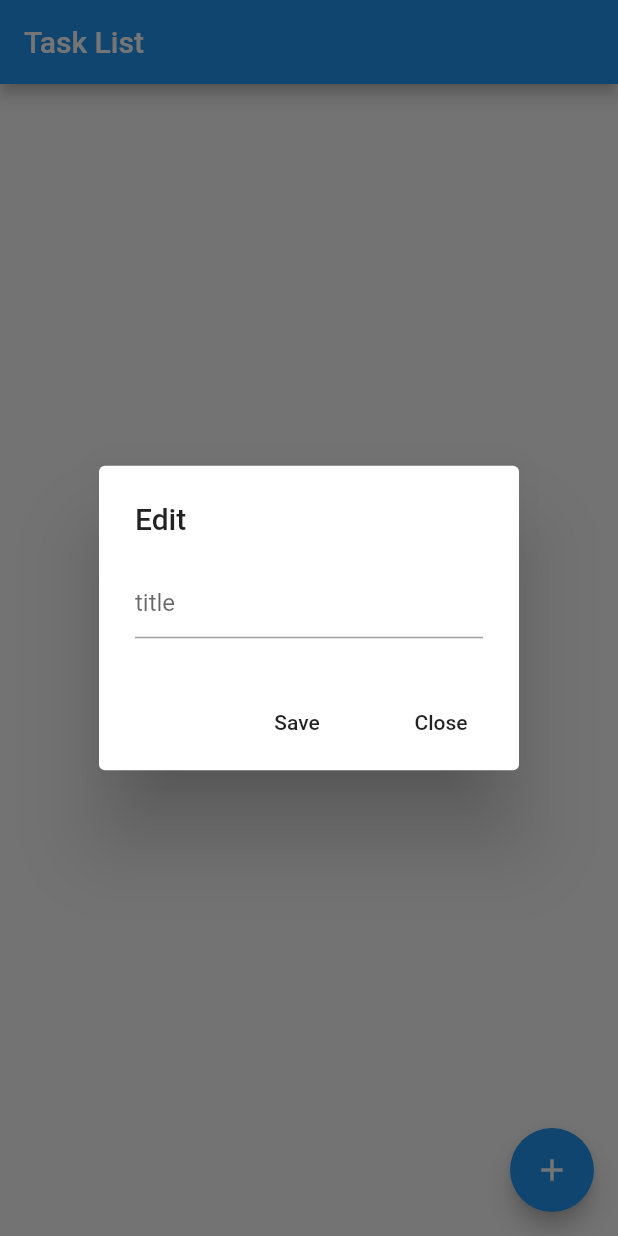
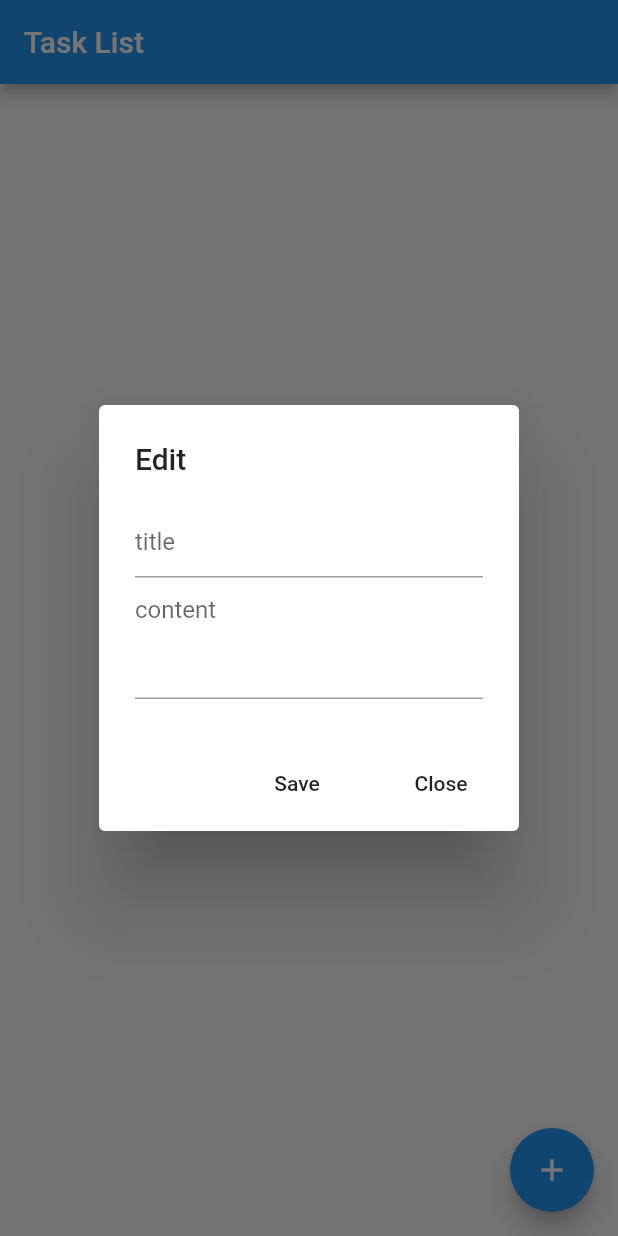
Before and after one commit to ggg-mzkr/flutter_todo_app, a Flutter app: the screen it shows after launch, after a tap on the "add" icon, on a phone screen of 412 x 824 dp. Run offline on Flutter 3.47's test engine with Material 2 defaults, Android fonts, the phone set to English and light mode, and no system bars; our stand-ins replace moor, moor_ffi; generated files the repository leaves out were written again.

Commit message:
Add content field to Task

```diff
--- a/lib/db.dart
+++ b/lib/db.dart
@@ -12,6 +12,7 @@ part 'db.g.dart';
 class Tasks extends Table {
   IntColumn get id => integer().autoIncrement()();
   TextColumn get title => text()();
+  TextColumn get content => text()();
   BoolColumn get done => boolean()();
 }
 
@@ -24,14 +25,14 @@ LazyDatabase _openConnection() {
 }
 
 @UseMoor(tables: [Tasks])
-class TaskRepository extends _$DBflutter {
+class TaskRepository extends _$TaskRepository {
   TaskRepository() : super(_openConnection());
 
   @override
-  int get schemaVersion => 1;
+  int get schemaVersion => 2;
 
   Future<List<dto.Task>> get all => select(tasks)
-      .map((Task t) => new dto.Task(id: t.id, title: t.title, done: t.done))
+      .map((Task t) => new dto.Task(id: t.id, title: t.title, content: t.content, done: t.done))
       .get()
   ;
 
@@ -43,7 +44,20 @@ class TaskRepository extends _$DBflutter {
     return into(tasks).insertOnConflictUpdate(Task(
         id: task.id,
         title: task.title,
+        content: task.content,
         done: task.done
     ));
   }
+
+  @override
+  MigrationStrategy get migration => MigrationStrategy(
+      onCreate: (Migrator m) {
+        return m.createAll();
+      },
+      onUpgrade: (Migrator m, int from, int to) async {
+        if (from == 1) {
+          await m.addColumn(tasks, tasks.content);
+        }
+      }
+  );
 }
--- a/lib/main.dart
+++ b/lib/main.dart
@@ -69,16 +69,32 @@ class HomePage extends StatelessWidget {
         child: Padding(
             padding: EdgeInsets.all(1.0),
             child: Card(
-                child: ListTile(
+                child: Column(
+                  children: <Widget>[
+                    ListTile(
                       title: Text(task.title, style: style,),
                       trailing: IconButton(
                         icon: Icon(task.done? Icons.check_box: Icons.check_box_outline_blank,),
                         onPressed: () => vm.turnTask(task),
                       ),
-                  onTap: () => {},
+                      onTap: () => { vm.toggleShow(task) },
                       onLongPress: ()  {
                         showDialog(context: context, builder: (context) => _dialog(task, context, vm.saveTask));
                       },
+                    ),
+                    Visibility(
+                      visible: task.show,
+                      child: Container(
+                        width: double.infinity,
+                        decoration: BoxDecoration(
+                          border: Border(top: BorderSide(color: Colors.black, width: 1.0)),
+                        ),
+                        margin: EdgeInsets.symmetric(vertical: 5.0, horizontal: 20.0),
+                        padding: EdgeInsets.all(10.0),
+                        child: Text(task.content, textAlign: TextAlign.left,),
+                      ),
+                    )
+                  ],
                 )
             )
         )
@@ -87,27 +103,39 @@ class HomePage extends StatelessWidget {
 
   Widget _dialog(Task task, BuildContext context, handler) {
     final _formKey = GlobalKey<FormState>();
-    String _input = task.title;
+    String _title = task.title;
+    String _content = task.content;
 
     return AlertDialog(
       title: Text("Edit"),
       content:  Form(
           key: _formKey,
-        child: Container(
-          child: TextFormField(
+          child: Column(
+            mainAxisSize: MainAxisSize.min,
+            children: <Widget>[
+              TextFormField(
                 decoration: InputDecoration(hintText: 'title'),
                 validator: (value) => value.isEmpty ?'Please enter some text': null,
-            initialValue: _input,
-            onChanged: (e) => _input = e,
+                initialValue: _title,
+                onChanged: (e) => _title = e,
               ),
+              TextFormField(
+                decoration: InputDecoration(hintText: 'content'),
+                maxLines: 10,
+                minLines: 3,
+                initialValue: _content,
+                onChanged: (e) => _content = e,
               ),
+            ],
+          )
       ),
       actions: <Widget>[
         FlatButton(
           child: Text("Save"),
           onPressed: () {
             if (_formKey.currentState.validate()) {
-              task.title = _input;
+              task.title = _title;
+              task.content = _content;
               handler(task);
               Navigator.of(context).pop();
             }
--- a/lib/task.dart
+++ b/lib/task.dart
@@ -1,10 +1,14 @@
 class Task {
 
-  Task({this.id, this.title = "", this.done = false});
+  Task({this.id, this.title = "", this.content = "", this.done = false, this.show = false});
 
   int id;
 
   String title;
 
+  String content;
+
   bool done;
+
+  bool show;
 }
--- a/lib/vm.dart
+++ b/lib/vm.dart
@@ -16,6 +16,11 @@ class MainViewModel with ChangeNotifier {
      _tasks = tasks;
      notifyListeners();
    });
+  }
+
+  void toggleShow(Task task) {
+    task.show = ! task.show;
+    notifyListeners();
   }
 
   void addTask(Task task) {
```
Also changed, not shown: lib/db.g.dart. Lines whose indentation alone changed are shown as unchanged.
